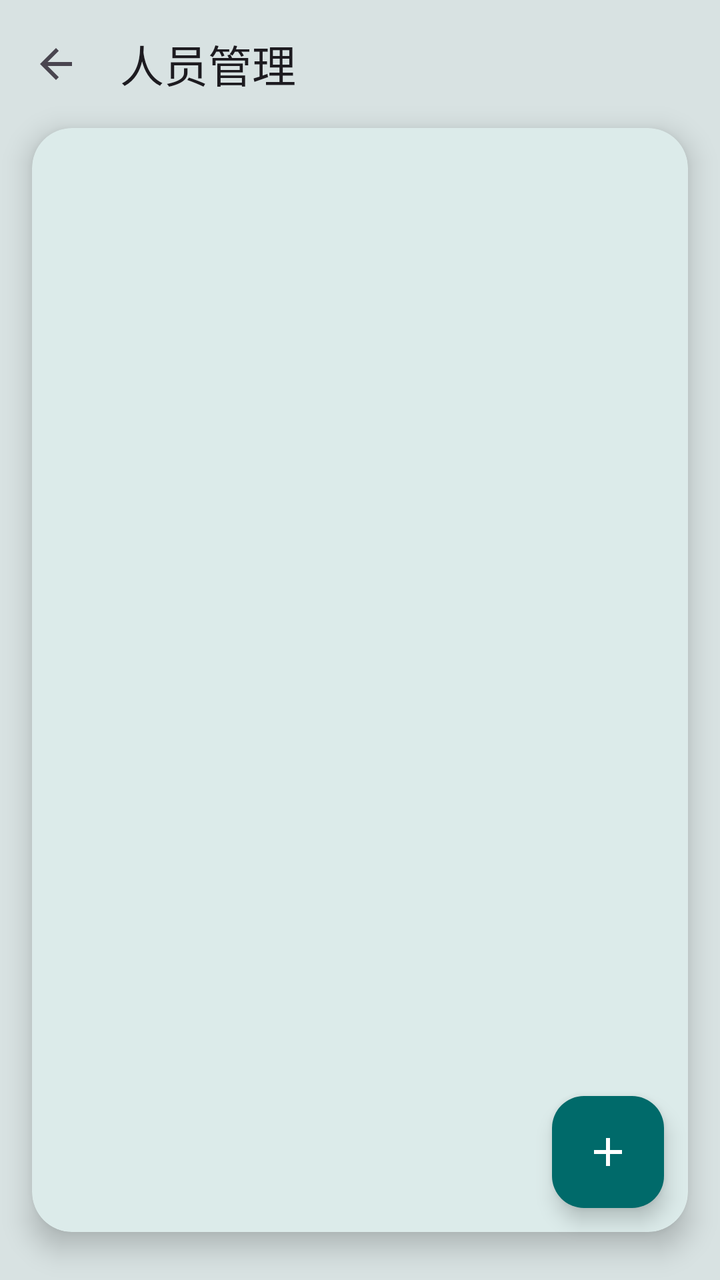
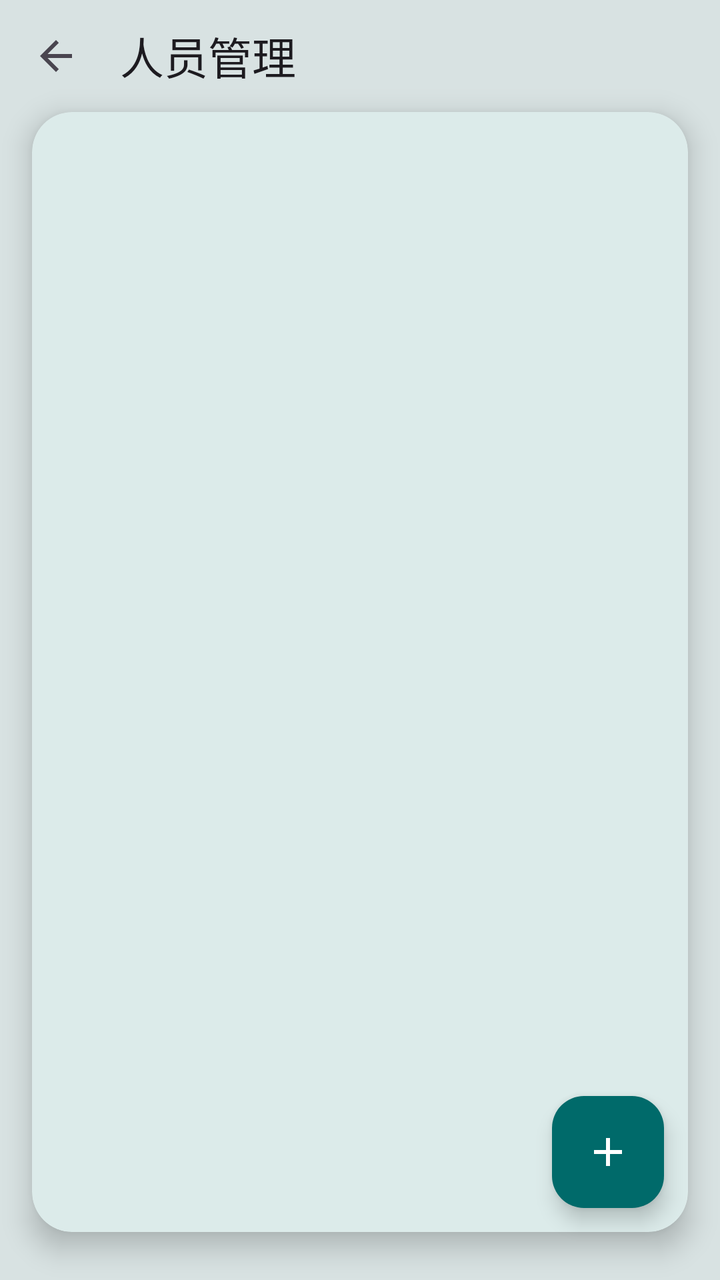

An Android layout rendered at two revisions. The XML below is the earlier revision; the diff shows what the commit changed to produce the second picture.
<!-- AndroidManifest.xml: application theme Theme.DutyCall -->
<!-- res/layout/activity_people.xml -->
<?xml version="1.0" encoding="utf-8"?>
<androidx.coordinatorlayout.widget.CoordinatorLayout
    xmlns:android="http://schemas.android.com/apk/res/android"
    xmlns:app="http://schemas.android.com/apk/res-auto"
    android:layout_width="match_parent"
    android:layout_height="match_parent"
    android:clipChildren="false"
    android:fitsSystemWindows="true">

    <LinearLayout
        android:layout_width="match_parent"
        android:layout_height="match_parent"
        android:orientation="vertical"
        android:clipChildren="false">

        <com.google.android.material.appbar.MaterialToolbar
            android:id="@+id/toolbar"
            android:layout_width="match_parent"
            android:layout_height="?attr/actionBarSize"
            app:navigationIcon="?attr/homeAsUpIndicator"
            app:title="人员管理"
            app:titleTextAppearance="@style/TextAppearance.Material3.TitleLarge"
            android:background="@android:color/transparent" />

        
        <FrameLayout
            android:layout_width="match_parent"
            android:layout_height="0dp"
            android:layout_weight="1"
            android:clipChildren="false">

            
            <com.google.android.material.card.MaterialCardView
                android:layout_width="match_parent"
                android:layout_height="match_parent"
                android:layout_marginHorizontal="16dp"
                android:layout_marginTop="0dp"
                android:layout_marginBottom="24dp"
                app:cardBackgroundColor="?attr/colorSurface"
                app:cardCornerRadius="20dp"
                app:cardElevation="8dp"
                app:strokeWidth="0dp">

                <androidx.recyclerview.widget.RecyclerView
                    android:id="@+id/recycler"
                    android:layout_width="match_parent"
                    android:layout_height="match_parent"
                    android:clipToPadding="false"
                    android:paddingTop="8dp"
                    android:paddingBottom="88dp" />
            </com.google.android.material.card.MaterialCardView>

            <TextView
                android:id="@+id/tv_empty"
                android:layout_width="match_parent"
                android:layout_height="match_parent"
                android:gravity="center"
                android:lineSpacingExtra="6dp"
                android:text="还没有值班人员\n点右下角 + 添加第一位"
                android:textColor="?android:attr/textColorSecondary"
                android:visibility="gone" />
        </FrameLayout>
    </LinearLayout>

    <com.google.android.material.floatingactionbutton.FloatingActionButton
        android:id="@+id/fab_add"
        android:layout_width="wrap_content"
        android:layout_height="wrap_content"
        android:layout_gravity="bottom|end"
        android:layout_marginEnd="28dp"
        android:layout_marginBottom="36dp"
        android:contentDescription="新增人员"
        app:srcCompat="@drawable/ic_add"
        app:backgroundTint="@color/action_bg"
        app:tint="@color/action_text" />
</androidx.coordinatorlayout.widget.CoordinatorLayout>
<!-- resources referenced by this layout -->
<resources>
  <color name="action_bg">#006A6A</color>
  <color name="action_text">#FFFFFF</color>
  <!-- drawable ic_add (drawable) -->
  <vector xmlns:android="http://schemas.android.com/apk/res/android"
      android:width="24dp"
      android:height="24dp"
      android:viewportWidth="24"
      android:viewportHeight="24"
      android:tint="#FFFFFF">
      <path
          android:fillColor="@android:color/white"
          android:pathData="M19,13h-6v6h-2v-6H5v-2h6V5h2v6h6v2z"/>
  </vector>
  <style name="Theme.DutyCall" parent="Theme.Material3.DayNight.NoActionBar">
          <item name="android:windowBackground">@color/app_bg</item>
          <item name="colorPrimary">@color/md_primary</item>
          <item name="colorOnPrimary">@color/md_on_primary</item>
          <item name="colorPrimaryContainer">@color/md_primary_container</item>
          <item name="colorOnPrimaryContainer">@color/md_on_primary_container</item>
          <item name="colorSecondary">@color/md_secondary</item>
          <item name="colorOnSecondary">@color/md_on_secondary</item>
          <item name="colorSecondaryContainer">@color/md_secondary_container</item>
          <item name="colorOnSecondaryContainer">@color/md_on_secondary_container</item>
          <item name="colorSurface">@color/md_surface</item>
          <item name="colorOnSurface">@color/md_on_surface</item>
          <item name="colorSurfaceVariant">@color/md_surface_variant</item>
          <item name="colorOnSurfaceVariant">@color/md_on_surface_variant</item>
          <item name="colorOutline">@color/md_outline</item>
          <item name="colorError">@color/md_error</item>
          <item name="colorOnError">@color/md_on_error</item>
          <item name="colorErrorContainer">@color/md_error_container</item>
          <item name="colorOnErrorContainer">@color/md_on_error_container</item>
      </style>
  <color name="app_bg">#D8E2E2</color>
  <color name="md_primary">#006A6A</color>
  <color name="md_on_primary">#FFFFFF</color>
  <color name="md_primary_container">#6FF7F6</color>
  <color name="md_on_primary_container">#002020</color>
  <color name="md_secondary">#4A6363</color>
  <color name="md_on_secondary">#FFFFFF</color>
  <color name="md_secondary_container">#CCE8E7</color>
  <color name="md_on_secondary_container">#051F1F</color>
  <color name="md_surface">#FAFDFC</color>
  <color name="md_on_surface">#191C1C</color>
  <color name="md_surface_variant">#DAE5E4</color>
  <color name="md_on_surface_variant">#3F4948</color>
  <color name="md_outline">#6F7979</color>
  <color name="md_error">#BA1A1A</color>
  <color name="md_on_error">#FFFFFF</color>
  <color name="md_error_container">#FFDAD6</color>
  <color name="md_on_error_container">#410002</color>
</resources>

<!-- the commit's change to res/layout/activity_people.xml (unified diff, before → after) -->
@@ -21,8 +21,6 @@
             app:title="人员管理"
             app:titleTextAppearance="@style/TextAppearance.Material3.TitleLarge"
             android:background="@android:color/transparent" />
-
-        
         <FrameLayout
             android:layout_width="match_parent"
             android:layout_height="0dp"
@@ -52,6 +50,7 @@
 
             <TextView
                 android:id="@+id/tv_empty"
+                android:elevation="12dp"
                 android:layout_width="match_parent"
                 android:layout_height="match_parent"
                 android:gravity="center"
<!-- resource entries referenced after the edit -->
@@ -15,6 +15,9 @@
   </vector>
   <style name="Theme.DutyCall" parent="Theme.Material3.DayNight.NoActionBar">
           <item name="android:windowBackground">@color/app_bg</item>
+          <item name="actionBarSize">56dp</item>
+          <item name="android:windowLightStatusBar">true</item>
+          <item name="android:windowLightNavigationBar">true</item>
           <item name="colorPrimary">@color/md_primary</item>
           <item name="colorOnPrimary">@color/md_on_primary</item>
           <item name="colorPrimaryContainer">@color/md_primary_container</item>
@@ -25,7 +28,13 @@
           <item name="colorOnSecondaryContainer">@color/md_on_secondary_container</item>
           <item name="colorSurface">@color/md_surface</item>
           <item name="colorOnSurface">@color/md_on_surface</item>
-          <item name="colorSurfaceVariant">@color/md_surface_variant</item>
+          <item name="colorSurfaceContainerLowest">@color/md_surface_container_lowest</item>
+          <item name="colorSurfaceContainerLow">@color/md_surface_container_low</item>
+          <item name="colorSurfaceContainer">@color/md_surface_container</item>
+          <item name="colorSurfaceContainerHigh">@color/md_surface_container_high</item>
+          <item name="colorSurfaceContainerHighest">@color/md_surface_container_highest</item>
+          <item name="colorSurfaceBright">@color/md_surface_bright</item>
+          <item name="colorSurfaceDim">@color/md_surface_dim</item>        <item name="colorSurfaceVariant">@color/md_surface_variant</item>
           <item name="colorOnSurfaceVariant">@color/md_on_surface_variant</item>
           <item name="colorOutline">@color/md_outline</item>
           <item name="colorError">@color/md_error</item>
@@ -44,6 +53,13 @@
   <color name="md_on_secondary_container">#051F1F</color>
   <color name="md_surface">#FAFDFC</color>
   <color name="md_on_surface">#191C1C</color>
+  <color name="md_surface_container_lowest">#FFFFFF</color>
+  <color name="md_surface_container_low">#F4F8F7</color>
+  <color name="md_surface_container">#EEF4F3</color>
+  <color name="md_surface_container_high">#E7EFEE</color>
+  <color name="md_surface_container_highest">#DFE9E8</color>
+  <color name="md_surface_bright">#FAFDFC</color>
+  <color name="md_surface_dim">#D4DFDE</color>
   <color name="md_surface_variant">#DAE5E4</color>
   <color name="md_on_surface_variant">#3F4948</color>
   <color name="md_outline">#6F7979</color>
